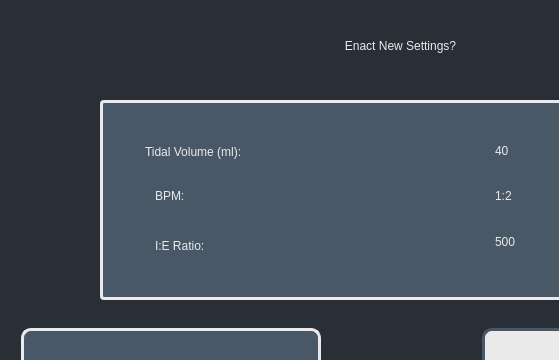
VentCU/bbwtb, file software/control_system/gui/confirm_parameters.ui: the form before one commit; both pictures show x 0 to 559 and y 0 to 360 of the 800 by 480 pixel window.
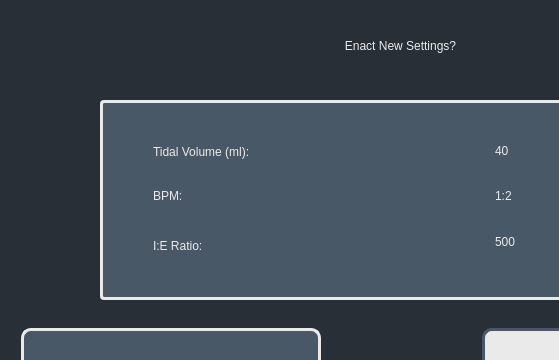
The form after the commit. Icons and pictures are not drawn.

```diff
--- a/software/control_system/gui/confirm_parameters.ui
+++ b/software/control_system/gui/confirm_parameters.ui
@@ -134,9 +134,9 @@
     <widget class="QLabel" name="label_5">
      <property name="geometry">
       <rect>
-       <x>40</x>
+       <x>48</x>
        <y>30</y>
-       <width>329</width>
+       <width>321</width>
        <height>44</height>
       </rect>
      </property>
@@ -155,9 +155,9 @@
     <widget class="QLabel" name="label_6">
      <property name="geometry">
       <rect>
-       <x>50</x>
+       <x>48</x>
        <y>70</y>
-       <width>329</width>
+       <width>331</width>
        <height>51</height>
       </rect>
      </property>
@@ -176,9 +176,9 @@
     <widget class="QLabel" name="label_7">
      <property name="geometry">
       <rect>
-       <x>50</x>
+       <x>48</x>
        <y>120</y>
-       <width>329</width>
+       <width>331</width>
        <height>51</height>
       </rect>
      </property>
```
Left out of the diff: 6 changed lines with no effect on the pictures.
